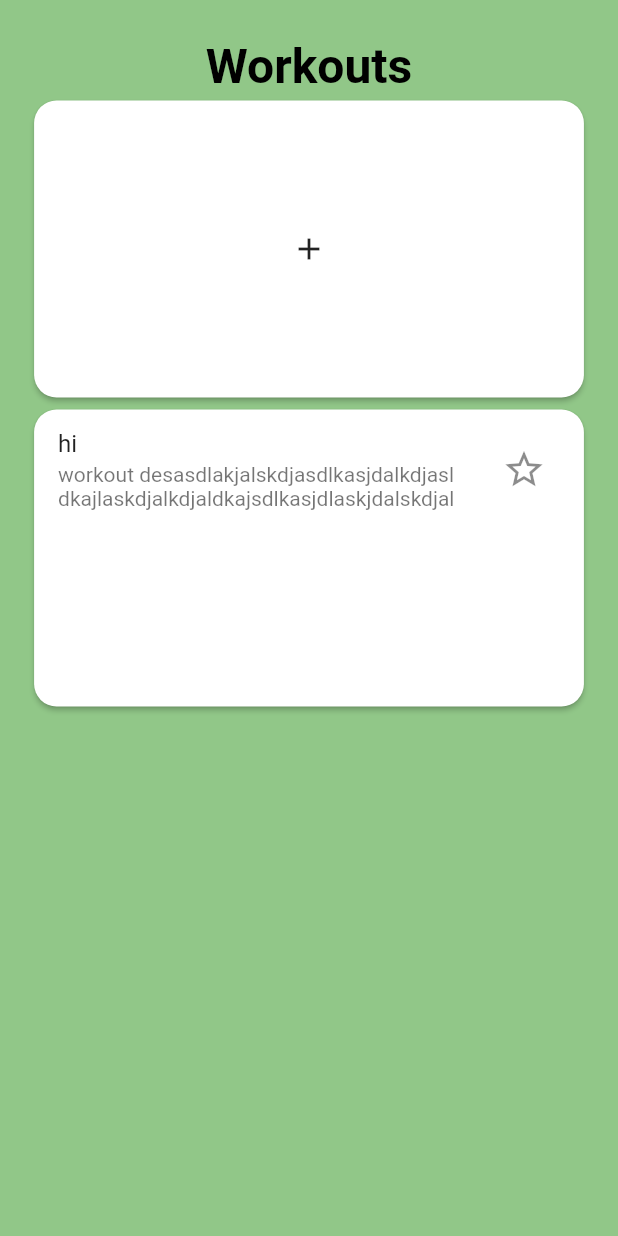
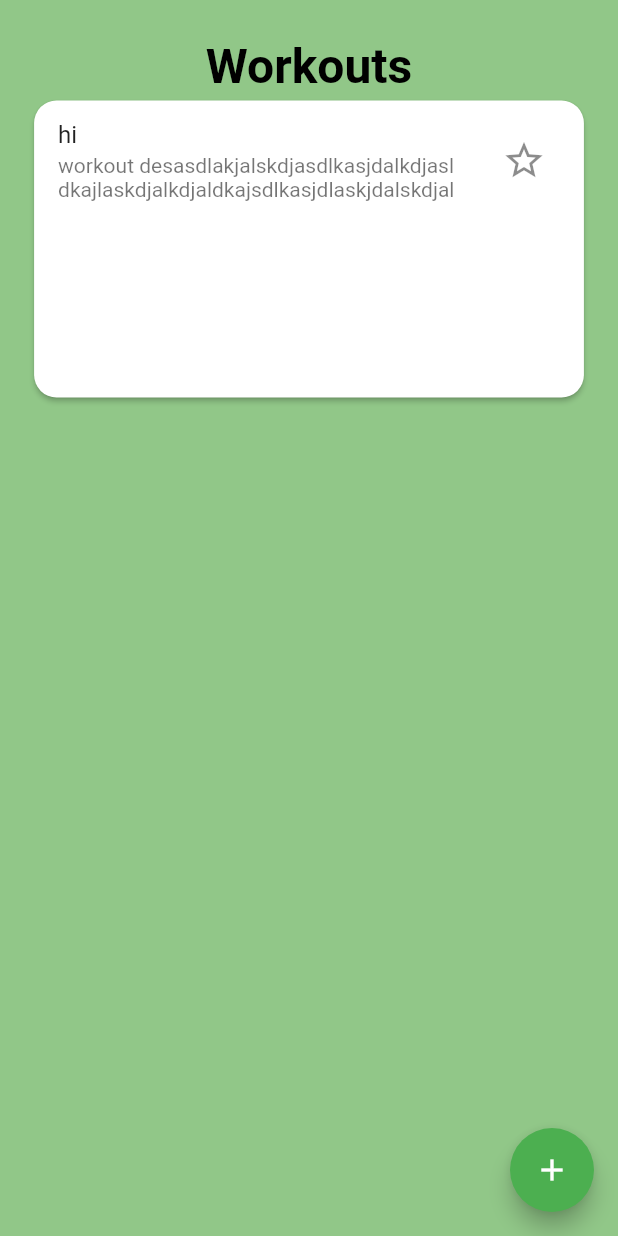
Before and after one commit to squach28/fit_buddy, a Flutter app: the WorkoutsPage screen opened directly, on a phone screen of 412 x 824 dp. Run offline on Flutter 3.47's test engine with Material 2 defaults, Android fonts, the phone set to English and light mode, and no system bars; our stand-ins replace cloud_firestore, email_validator, firebase_auth, firebase_core, flutter_signin_button, google_sign_in; accounts and stored records are empty.

Commit message:
replaced add workout card with floating button

```diff
--- a/lib/views/WorkoutsPage.dart
+++ b/lib/views/WorkoutsPage.dart
@@ -1,4 +1,4 @@
-import 'package:fit_buddy/views/components/AddWorkoutCard.dart';
+import 'package:fit_buddy/views/AddWorkoutPage.dart';
 import 'package:flutter/material.dart';
 import 'package:fit_buddy/views/components/WorkoutCard.dart';
 
@@ -25,11 +25,16 @@ class WorkoutsPageState extends State<WorkoutsPage> {
                 child: Column(
                     crossAxisAlignment: CrossAxisAlignment.center,
                     mainAxisAlignment: MainAxisAlignment.start,
-                      children: [
-                        workoutsPageHeader(),
-                        AddWorkoutCard(),
-                        WorkoutCard()
-                      ]),
-                ))));
+                    children: [workoutsPageHeader(), WorkoutCard()]),
+              ))),
+      floatingActionButton: FloatingActionButton(
+          child: Icon(Icons.add),
+          backgroundColor: Colors.green,
+          onPressed: () {
+            Navigator.push(context,
+                MaterialPageRoute(builder: (context) => AddWorkoutPage()));
+          }),
+      floatingActionButtonLocation: FloatingActionButtonLocation.endFloat,
+    );
   }
 }
--- a/lib/views/components/AddWorkoutCard.dart
+++ /dev/null
@@ -1,23 +0,0 @@
-import 'package:fit_buddy/views/AddWorkoutPage.dart';
-import 'package:flutter/material.dart';
-
-class AddWorkoutCard extends StatelessWidget {
-  @override
-  Widget build(BuildContext context) {
-    return Container(
-        width: MediaQuery.of(context).size.width / 1.1,
-        height: MediaQuery.of(context).size.height / 4,
-        child: GestureDetector(
-            onTap: () {
-              Navigator.push(context,
-                  MaterialPageRoute(builder: (context) => AddWorkoutPage()));
-            },
-            child: Card(
-                elevation: 1.5,
-                shape: RoundedRectangleBorder(
-                    borderRadius: BorderRadius.circular(15.0)),
-                child: Center(
-                    child: Container(
-                        width: 100, height: 100, child: Icon(Icons.add))))));
-  }
-}
```
Lines whose indentation alone changed are shown as unchanged.
